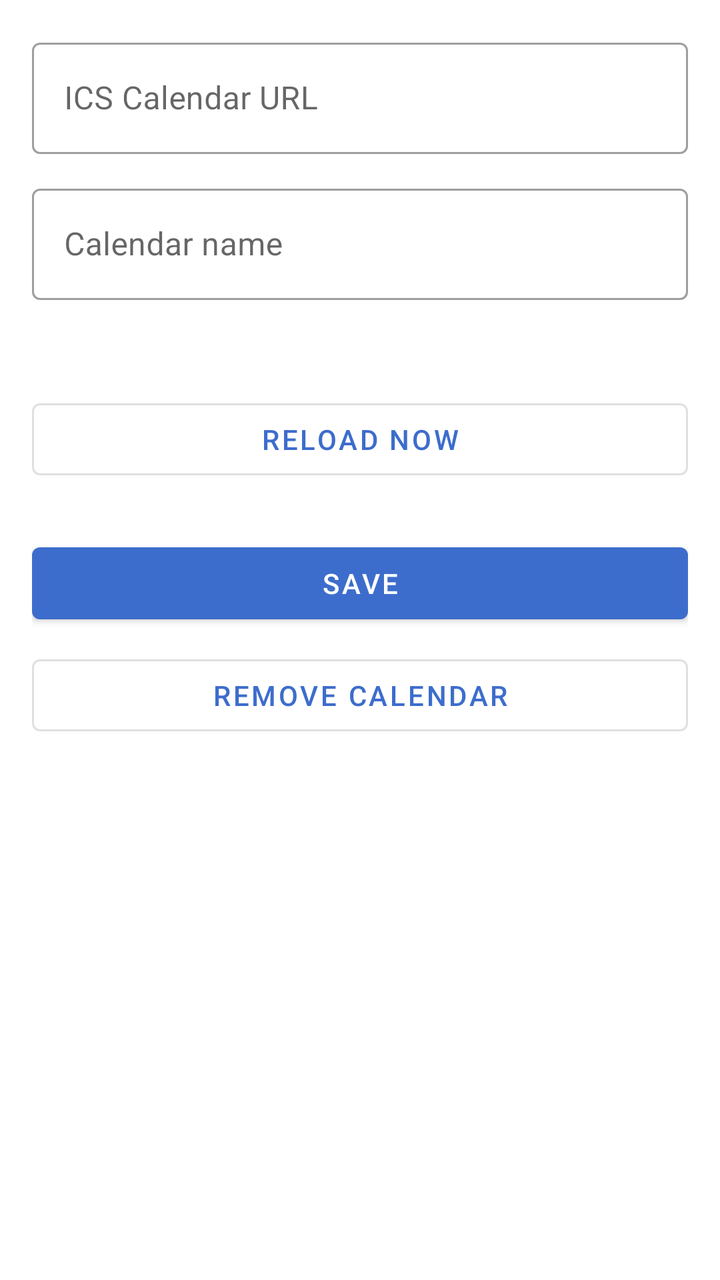
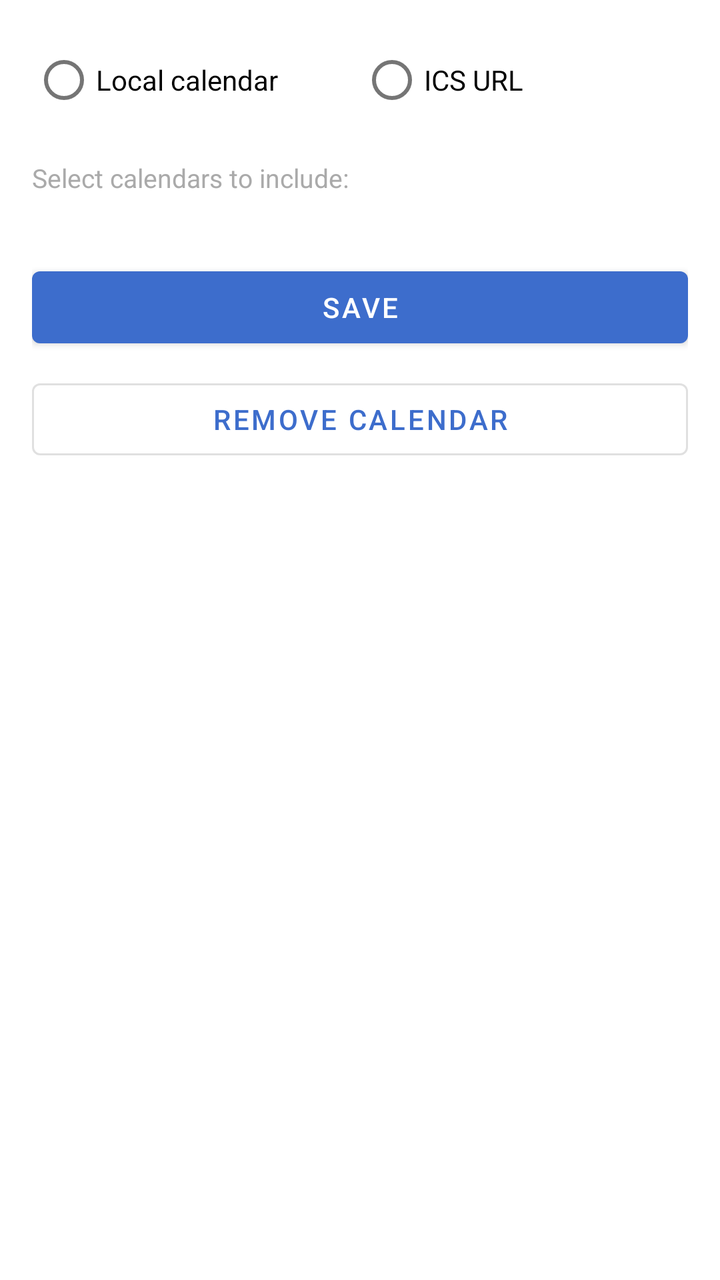

An Android layout rendered at two revisions. The XML below is the earlier revision; the diff shows what the commit changed to produce the second picture.
<!-- AndroidManifest.xml: application theme Theme.CalendarAlarm -->
<!-- res/layout/activity_source_settings.xml -->
<?xml version="1.0" encoding="utf-8"?>
<ScrollView xmlns:android="http://schemas.android.com/apk/res/android"
    android:layout_width="match_parent"
    android:layout_height="match_parent">

    <LinearLayout
        android:layout_width="match_parent"
        android:layout_height="wrap_content"
        android:orientation="vertical"
        android:padding="16dp">

        <com.google.android.material.textfield.TextInputLayout
            android:layout_width="match_parent"
            android:layout_height="wrap_content"
            android:hint="ICS Calendar URL"
            style="@style/Widget.MaterialComponents.TextInputLayout.OutlinedBox">
            <com.google.android.material.textfield.TextInputEditText
                android:id="@+id/urlInput"
                android:layout_width="match_parent"
                android:layout_height="wrap_content"
                android:inputType="textUri"
                android:singleLine="true" />
        </com.google.android.material.textfield.TextInputLayout>

        <com.google.android.material.textfield.TextInputLayout
            android:layout_width="match_parent"
            android:layout_height="wrap_content"
            android:hint="Calendar name"
            android:layout_marginTop="12dp"
            style="@style/Widget.MaterialComponents.TextInputLayout.OutlinedBox">
            <com.google.android.material.textfield.TextInputEditText
                android:id="@+id/nameInput"
                android:layout_width="match_parent"
                android:layout_height="wrap_content" />
        </com.google.android.material.textfield.TextInputLayout>

        <TextView
            android:id="@+id/statusText"
            android:layout_width="match_parent"
            android:layout_height="wrap_content"
            android:layout_marginTop="16dp"
            android:textSize="13sp"
            android:textColor="#AAAAAA" />

        <com.google.android.material.button.MaterialButton
            android:id="@+id/reloadButton"
            android:layout_width="match_parent"
            android:layout_height="wrap_content"
            android:text="Reload now"
            android:layout_marginTop="12dp"
            style="@style/Widget.MaterialComponents.Button.OutlinedButton" />

        <com.google.android.material.button.MaterialButton
            android:id="@+id/saveButton"
            android:layout_width="match_parent"
            android:layout_height="wrap_content"
            android:text="Save"
            android:layout_marginTop="24dp" />

        <com.google.android.material.button.MaterialButton
            android:id="@+id/deleteButton"
            android:layout_width="match_parent"
            android:layout_height="wrap_content"
            android:text="Remove calendar"
            android:layout_marginTop="8dp"
            style="@style/Widget.MaterialComponents.Button.OutlinedButton" />

    </LinearLayout>
</ScrollView>
<!-- resources referenced by this layout -->
<resources>
  <style name="Theme.CalendarAlarm" parent="Theme.MaterialComponents.DayNight.DarkActionBar">
          <item name="colorPrimary">#3D6DCC</item>
          <item name="colorPrimaryVariant">#2A4E9C</item>
          <item name="colorOnPrimary">@android:color/white</item>
      </style>
</resources>

<!-- the commit's change to res/layout/activity_source_settings.xml (unified diff, before → after) -->
@@ -9,46 +9,114 @@
         android:orientation="vertical"
         android:padding="16dp">
 
-        <com.google.android.material.textfield.TextInputLayout
+        
+        <RadioGroup
+            android:id="@+id/typeGroup"
             android:layout_width="match_parent"
             android:layout_height="wrap_content"
-            android:hint="ICS Calendar URL"
-            style="@style/Widget.MaterialComponents.TextInputLayout.OutlinedBox">
-            <com.google.android.material.textfield.TextInputEditText
-                android:id="@+id/urlInput"
+            android:orientation="horizontal"
+            android:layout_marginBottom="16dp">
+
+            <RadioButton
+                android:id="@+id/localRadio"
+                android:layout_width="0dp"
+                android:layout_height="wrap_content"
+                android:layout_weight="1"
+                android:text="Local calendar" />
+
+            <RadioButton
+                android:id="@+id/icsRadio"
+                android:layout_width="0dp"
+                android:layout_height="wrap_content"
+                android:layout_weight="1"
+                android:text="ICS URL" />
+
+        </RadioGroup>
+
+        
+        <LinearLayout
+            android:id="@+id/icsSectionLayout"
+            android:layout_width="match_parent"
+            android:layout_height="wrap_content"
+            android:orientation="vertical"
+            android:visibility="gone">
+
+            <com.google.android.material.textfield.TextInputLayout
                 android:layout_width="match_parent"
                 android:layout_height="wrap_content"
-                android:inputType="textUri"
-                android:singleLine="true" />
-        </com.google.android.material.textfield.TextInputLayout>
+                android:hint="ICS Calendar URL"
+                style="@style/Widget.MaterialComponents.TextInputLayout.OutlinedBox">
+                <com.google.android.material.textfield.TextInputEditText
+                    android:id="@+id/urlInput"
+                    android:layout_width="match_parent"
+                    android:layout_height="wrap_content"
+                    android:inputType="textUri"
+                    android:singleLine="true" />
+            </com.google.android.material.textfield.TextInputLayout>
 
-        <com.google.android.material.textfield.TextInputLayout
+            <com.google.android.material.textfield.TextInputLayout
+                android:layout_width="match_parent"
+                android:layout_height="wrap_content"
+                android:hint="Calendar name"
+                android:layout_marginTop="12dp"
+                style="@style/Widget.MaterialComponents.TextInputLayout.OutlinedBox">
+                <com.google.android.material.textfield.TextInputEditText
+                    android:id="@+id/nameInput"
+                    android:layout_width="match_parent"
+                    android:layout_height="wrap_content" />
+            </com.google.android.material.textfield.TextInputLayout>
+
+            <TextView
+                android:id="@+id/statusText"
+                android:layout_width="match_parent"
+                android:layout_height="wrap_content"
+                android:layout_marginTop="16dp"
+                android:textSize="13sp"
+                android:textColor="#AAAAAA" />
+
+            <com.google.android.material.button.MaterialButton
+                android:id="@+id/reloadButton"
+                android:layout_width="match_parent"
+                android:layout_height="wrap_content"
+                android:text="Reload now"
+                android:layout_marginTop="12dp"
+                style="@style/Widget.MaterialComponents.Button.OutlinedButton" />
+
+        </LinearLayout>
+
+        
+        <LinearLayout
+            android:id="@+id/localSectionLayout"
             android:layout_width="match_parent"
             android:layout_height="wrap_content"
-            android:hint="Calendar name"
-            android:layout_marginTop="12dp"
-            style="@style/Widget.MaterialComponents.TextInputLayout.OutlinedBox">
-            <com.google.android.material.textfield.TextInputEditText
-                android:id="@+id/nameInput"
+            android:orientation="vertical"
+            android:visibility="visible">
+
+            <TextView
+                android:id="@+id/calendarPermissionText"
                 android:layout_width="match_parent"
-                android:layout_height="wrap_content" />
-        </com.google.android.material.textfield.TextInputLayout>
+                android:layout_height="wrap_content"
+                android:text="Calendar permission required. Tap here to grant access."
+                android:textColor="#CC0000"
+                android:textSize="13sp"
+                android:visibility="gone"
+                android:layout_marginBottom="8dp" />
 
-        <TextView
-            android:id="@+id/statusText"
-            android:layout_width="match_parent"
-            android:layout_height="wrap_content"
-            android:layout_marginTop="16dp"
-            android:textSize="13sp"
-            android:textColor="#AAAAAA" />
+            <TextView
+                android:layout_width="match_parent"
+                android:layout_height="wrap_content"
+                android:text="Select calendars to include:"
+                android:textSize="13sp"
+                android:textColor="#AAAAAA"
+                android:layout_marginBottom="8dp" />
 
-        <com.google.android.material.button.MaterialButton
-            android:id="@+id/reloadButton"
-            android:layout_width="match_parent"
-            android:layout_height="wrap_content"
-            android:text="Reload now"
-            android:layout_marginTop="12dp"
-            style="@style/Widget.MaterialComponents.Button.OutlinedButton" />
+            <LinearLayout
+                android:id="@+id/calendarListContainer"
+                android:layout_width="match_parent"
+                android:layout_height="wrap_content"
+                android:orientation="vertical" />
+
+        </LinearLayout>
 
         <com.google.android.material.button.MaterialButton
             android:id="@+id/saveButton"
